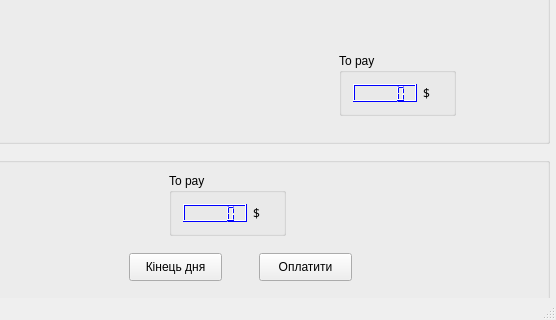
Above: gas station/mainwindow.ui from VovaHorodechnyy/simple-projects before the change; both pictures show x 301 to 857 and y 184 to 504 of the 857 by 504 pixel window. Below: the same form after it.
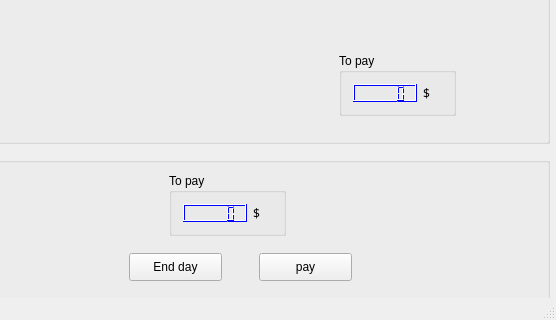
That is the form after the change.

Diff of the .ui file:
```diff
--- a/gas station/mainwindow.ui
+++ b/gas station/mainwindow.ui
@@ -1704,7 +1704,7 @@
       </rect>
      </property>
      <property name="text">
-      <string>Кінець дня</string>
+      <string>End day</string>
      </property>
     </widget>
     <widget class="QPushButton" name="pushButton_2">
@@ -1717,7 +1717,7 @@
       </rect>
      </property>
      <property name="text">
-      <string>Оплатити</string>
+      <string>pay</string>
      </property>
     </widget>
    </widget>
```
